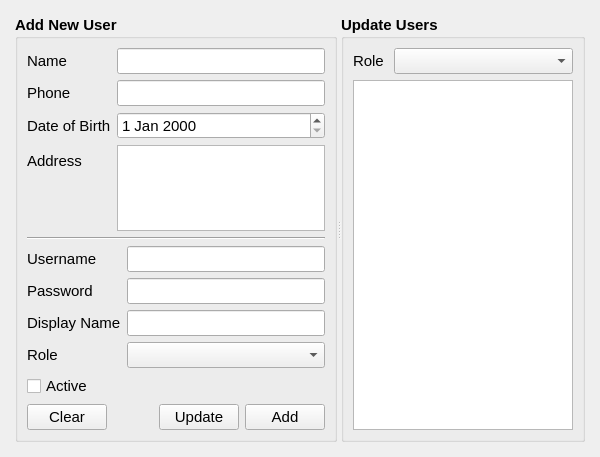
The window that estorecpp/manageusers.ui (Watti/estorecpp) describes before a commit, drawn with Qt 5.
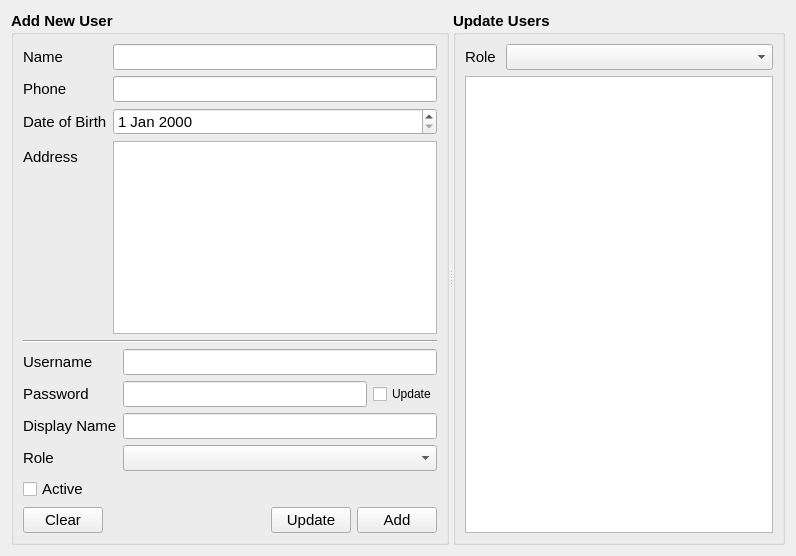
The same window after the commit.

```diff
--- a/estorecpp/manageusers.ui
+++ b/estorecpp/manageusers.ui
@@ -6,8 +6,8 @@
    <rect>
     <x>0</x>
     <y>0</y>
-    <width>600</width>
-    <height>457</height>
+    <width>796</width>
+    <height>556</height>
    </rect>
   </property>
   <property name="font">
@@ -18,23 +18,8 @@
   <property name="windowTitle">
    <string>Form</string>
   </property>
-  <layout class="QVBoxLayout" name="verticalLayout">
-   <property name="spacing">
-    <number>15</number>
-   </property>
-   <property name="leftMargin">
-    <number>15</number>
-   </property>
-   <property name="topMargin">
-    <number>15</number>
-   </property>
-   <property name="rightMargin">
-    <number>15</number>
-   </property>
-   <property name="bottomMargin">
-    <number>15</number>
-   </property>
-   <item>
+  <layout class="QGridLayout" name="gridLayout">
+   <item row="0" column="0">
     <widget class="QSplitter" name="splitter">
      <property name="orientation">
       <enum>Qt::Horizontal</enum>
@@ -191,19 +176,6 @@
            </property>
           </widget>
          </item>
-         <item row="1" column="1">
-          <widget class="QLineEdit" name="passwordText">
-           <property name="font">
-            <font>
-             <weight>50</weight>
-             <bold>false</bold>
-            </font>
-           </property>
-           <property name="echoMode">
-            <enum>QLineEdit::Password</enum>
-           </property>
-          </widget>
-         </item>
          <item row="3" column="0">
           <widget class="QLabel" name="label_4">
            <property name="font">
@@ -250,6 +222,37 @@
            </property>
           </widget>
          </item>
+         <item row="1" column="1">
+          <layout class="QHBoxLayout" name="horizontalLayout_3">
+           <item>
+            <widget class="QLineEdit" name="passwordText">
+             <property name="font">
+              <font>
+               <weight>50</weight>
+               <bold>false</bold>
+              </font>
+             </property>
+             <property name="echoMode">
+              <enum>QLineEdit::Password</enum>
+             </property>
+            </widget>
+           </item>
+           <item>
+            <widget class="QCheckBox" name="updatePW">
+             <property name="font">
+              <font>
+               <pointsize>9</pointsize>
+               <weight>50</weight>
+               <bold>false</bold>
+              </font>
+             </property>
+             <property name="text">
+              <string>Update</string>
+             </property>
+            </widget>
+           </item>
+          </layout>
+         </item>
         </layout>
        </item>
        <item>
```
Left out of the diff: 1 changed line with no effect on the pictures.
